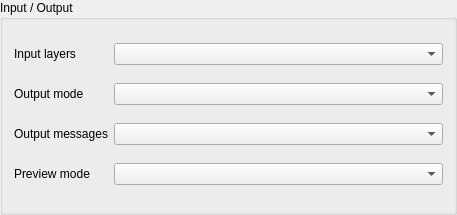
Above: ui/inoutpanel.ui from c-koi/gmic-qt before the change. Below: the same form after it.
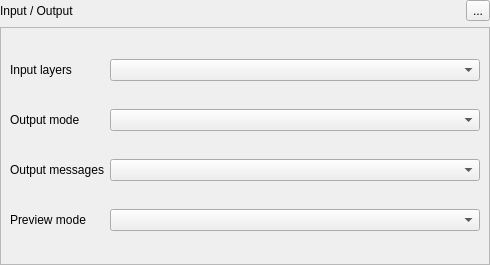
That is the form after the change.

Commit message: Reshape the In/Out panel and add a reset button

```diff
--- a/ui/inoutpanel.ui
+++ b/ui/inoutpanel.ui
@@ -1,13 +1,13 @@
 <?xml version="1.0" encoding="UTF-8"?>
 <ui version="4.0">
  <class>InOutPanel</class>
- <widget class="QGroupBox" name="InOutPanel">
+ <widget class="QWidget" name="InOutPanel">
   <property name="geometry">
    <rect>
     <x>0</x>
     <y>0</y>
-    <width>457</width>
-    <height>215</height>
+    <width>490</width>
+    <height>265</height>
    </rect>
   </property>
   <property name="sizePolicy">
@@ -19,50 +19,46 @@
   <property name="windowTitle">
    <string>GroupBox</string>
   </property>
-  <property name="title">
+  <layout class="QVBoxLayout" name="verticalLayout">
+   <property name="leftMargin">
+    <number>0</number>
+   </property>
+   <property name="topMargin">
+    <number>0</number>
+   </property>
+   <property name="rightMargin">
+    <number>0</number>
+   </property>
+   <property name="bottomMargin">
+    <number>0</number>
+   </property>
+   <item>
+    <layout class="QHBoxLayout" name="horizontalLayout">
+     <item>
+      <widget class="QLabel" name="topLabel">
+       <property name="text">
    <string>Input / Output</string>
   </property>
-  <layout class="QGridLayout" name="gridLayout" columnstretch="1,10">
-   <item row="0" column="1">
-    <widget class="QComboBox" name="inputLayers">
-     <property name="sizePolicy">
-      <sizepolicy hsizetype="Expanding" vsizetype="Fixed">
-       <horstretch>1</horstretch>
-       <verstretch>0</verstretch>
-      </sizepolicy>
-     </property>
-    </widget>
-   </item>
-   <item row="1" column="1">
-    <widget class="QComboBox" name="outputMode">
-     <property name="sizePolicy">
-      <sizepolicy hsizetype="Expanding" vsizetype="Fixed">
-       <horstretch>1</horstretch>
-       <verstretch>0</verstretch>
-      </sizepolicy>
+      </widget>
+     </item>
+     <item>
+      <widget class="QToolButton" name="tbReset">
+       <property name="text">
+        <string>...</string>
      </property>
     </widget>
    </item>
-   <item row="2" column="1">
-    <widget class="QComboBox" name="outputMessages">
-     <property name="sizePolicy">
-      <sizepolicy hsizetype="Expanding" vsizetype="Fixed">
-       <horstretch>1</horstretch>
-       <verstretch>0</verstretch>
-      </sizepolicy>
-     </property>
-    </widget>
+    </layout>
    </item>
-   <item row="3" column="1">
-    <widget class="QComboBox" name="previewMode">
-     <property name="sizePolicy">
-      <sizepolicy hsizetype="Expanding" vsizetype="Fixed">
-       <horstretch>1</horstretch>
-       <verstretch>0</verstretch>
-      </sizepolicy>
+   <item>
+    <widget class="QFrame" name="frame">
+     <property name="frameShape">
+      <enum>QFrame::StyledPanel</enum>
      </property>
-    </widget>
-   </item>
+     <property name="frameShadow">
+      <enum>QFrame::Raised</enum>
+     </property>
+     <layout class="QGridLayout" name="gridLayout">
    <item row="0" column="0">
     <widget class="QLabel" name="label">
      <property name="text">
@@ -70,6 +66,16 @@
      </property>
     </widget>
    </item>
+      <item row="0" column="1">
+       <widget class="QComboBox" name="inputLayers">
+        <property name="sizePolicy">
+         <sizepolicy hsizetype="Expanding" vsizetype="Fixed">
+          <horstretch>1</horstretch>
+          <verstretch>0</verstretch>
+         </sizepolicy>
+        </property>
+       </widget>
+      </item>
    <item row="1" column="0">
     <widget class="QLabel" name="label_2">
      <property name="text">
@@ -77,6 +83,16 @@
      </property>
     </widget>
    </item>
+      <item row="1" column="1">
+       <widget class="QComboBox" name="outputMode">
+        <property name="sizePolicy">
+         <sizepolicy hsizetype="Expanding" vsizetype="Fixed">
+          <horstretch>1</horstretch>
+          <verstretch>0</verstretch>
+         </sizepolicy>
+        </property>
+       </widget>
+      </item>
    <item row="2" column="0">
     <widget class="QLabel" name="label_3">
      <property name="text">
@@ -84,11 +100,34 @@
      </property>
     </widget>
    </item>
+      <item row="2" column="1">
+       <widget class="QComboBox" name="outputMessages">
+        <property name="sizePolicy">
+         <sizepolicy hsizetype="Expanding" vsizetype="Fixed">
+          <horstretch>1</horstretch>
+          <verstretch>0</verstretch>
+         </sizepolicy>
+        </property>
+       </widget>
+      </item>
    <item row="3" column="0">
     <widget class="QLabel" name="label_4">
      <property name="text">
       <string>Preview mode</string>
      </property>
+       </widget>
+      </item>
+      <item row="3" column="1">
+       <widget class="QComboBox" name="previewMode">
+        <property name="sizePolicy">
+         <sizepolicy hsizetype="Expanding" vsizetype="Fixed">
+          <horstretch>1</horstretch>
+          <verstretch>0</verstretch>
+         </sizepolicy>
+        </property>
+       </widget>
+      </item>
+     </layout>
     </widget>
    </item>
   </layout>
```
Left out of the diff: 2 changed lines with no effect on the pictures. Lines whose indentation alone changed are shown as unchanged. The commit also changes 31 other files.
